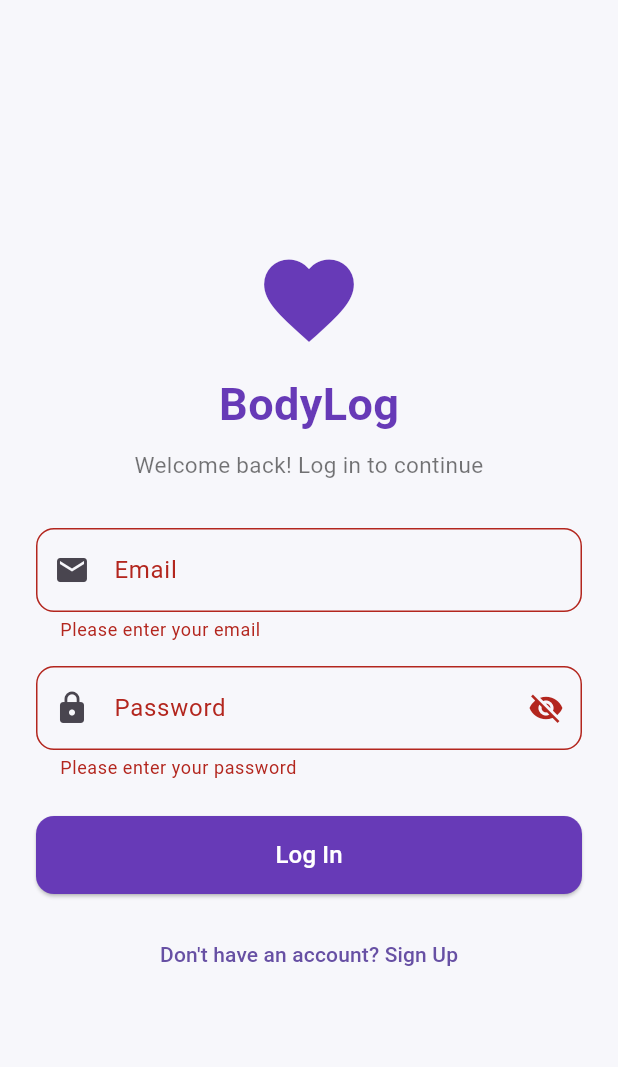
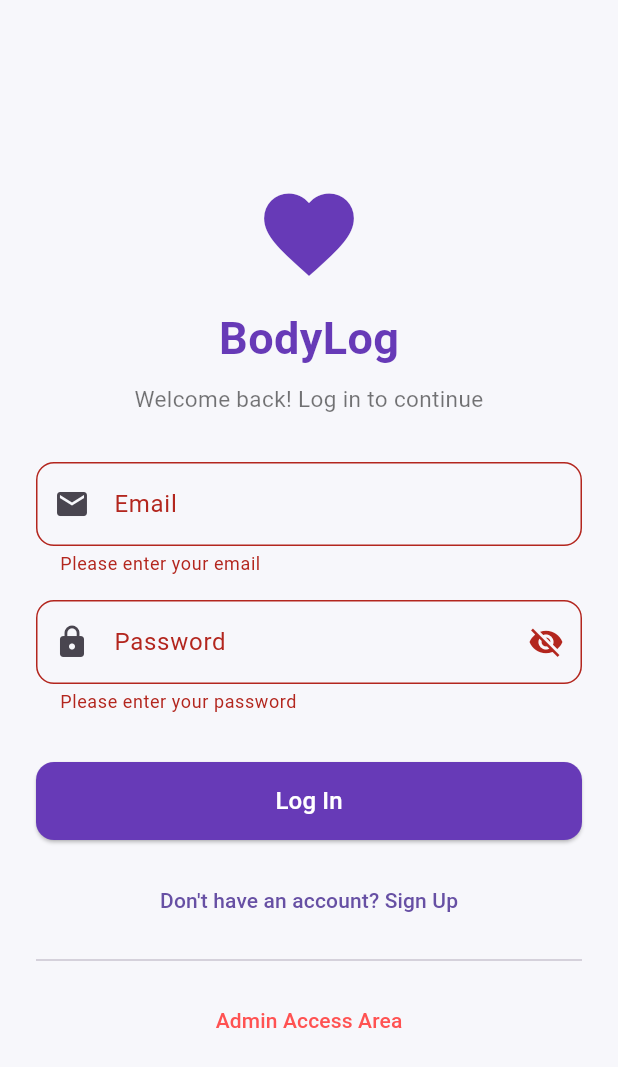
Before and after one commit to Miri-100/bodylog, a Flutter app: the screen it shows after launch, after a tap on "Log In", on a phone screen of 412 x 824 dp. Shown: the top 1067 px of the screen. Run offline on Flutter 3.47's test engine with Material 3 defaults, Android fonts, the phone set to English and light mode, and no system bars; our stand-ins replace fl_chart, sqflite, supabase_flutter; accounts and stored records are empty.

Commit message:
Update auth.dart

```diff
--- a/lib/screens/auth.dart
+++ b/lib/screens/auth.dart
@@ -1,4 +1,7 @@
+import 'package:bodylog/screens/admin_auth.dart';
+import 'package:bodylog/screens/admin_dashboard.dart';
 import 'package:bodylog/services/auth_service.dart';
+import 'package:bodylog/screens/dashboard.dart';
 import 'package:flutter/material.dart';
 import 'package:supabase_flutter/supabase_flutter.dart';
 
@@ -35,9 +38,18 @@ class _AuthScreenState extends State<AuthScreen> {
         );
 
         if (mounted) {
-          ScaffoldMessenger.of(context).showSnackBar(
-            const SnackBar(content: Text('Login successful')),
-          );
+          final isAdmin = await _authService.isUserAdmin();
+
+          if (mounted) {
+            ScaffoldMessenger.of(context).showSnackBar(
+              const SnackBar(content: Text('Login successful')),
+            );
+
+            Navigator.of(context, rootNavigator: true).pushAndRemoveUntil(
+              MaterialPageRoute(builder: (_) => isAdmin ? const AdminDashboardPage() : const DashboardPage()),
+              (route) => false,
+            );
+          }
         }
       } else {
         await _authService.signUp(
@@ -50,6 +62,15 @@ class _AuthScreenState extends State<AuthScreen> {
           ScaffoldMessenger.of(context).showSnackBar(
             const SnackBar(content: Text('Registration successful')),
           );
+
+          final isAdminCheck = await _authService.isUserAdmin();
+
+          if (mounted) {
+            Navigator.of(context, rootNavigator: true).pushAndRemoveUntil(
+              MaterialPageRoute(builder: (_) => isAdminCheck ? const AdminDashboardPage() : const DashboardPage()),
+              (route) => false,
+            );
+          }
         }
       }
     } on AuthException catch (e) {
@@ -194,7 +215,7 @@ class _AuthScreenState extends State<AuthScreen> {
                         return null;
                       },
                     ),
-                    const SizedBox(height: 24),
+                    const SizedBox(height: 32),
 
                     SizedBox(
                       width: double.infinity,
@@ -240,6 +261,20 @@ class _AuthScreenState extends State<AuthScreen> {
                             : 'Already have an account? Log In',
                       ),
                     ),
+
+                    const SizedBox(height: 8),
+                    const Divider(),
+                    const SizedBox(height: 8),
+
+                    TextButton(
+                      onPressed: () {
+                        Navigator.of(context).pushReplacement(
+                          MaterialPageRoute(builder: (_) => const AdminAuthScreen()),
+                        );
+                      },
+                      style: TextButton.styleFrom(foregroundColor: Colors.redAccent),
+                      child: const Text('Admin Access Area'),
+                    ),
                   ],
                 ),
               ),
```
